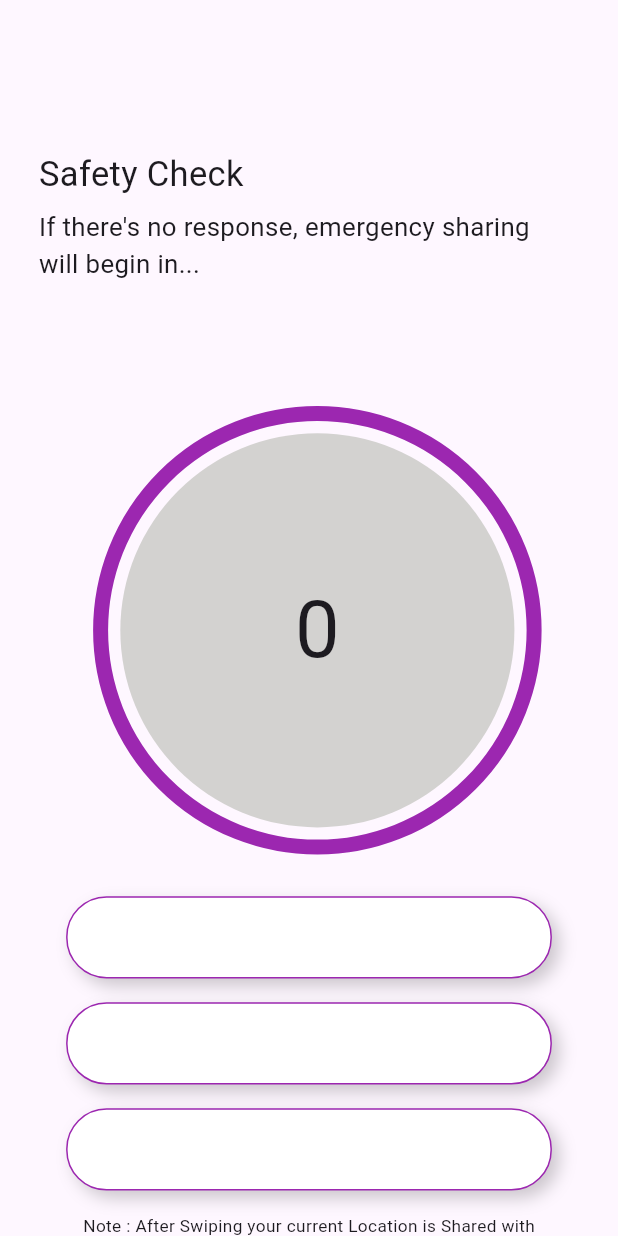
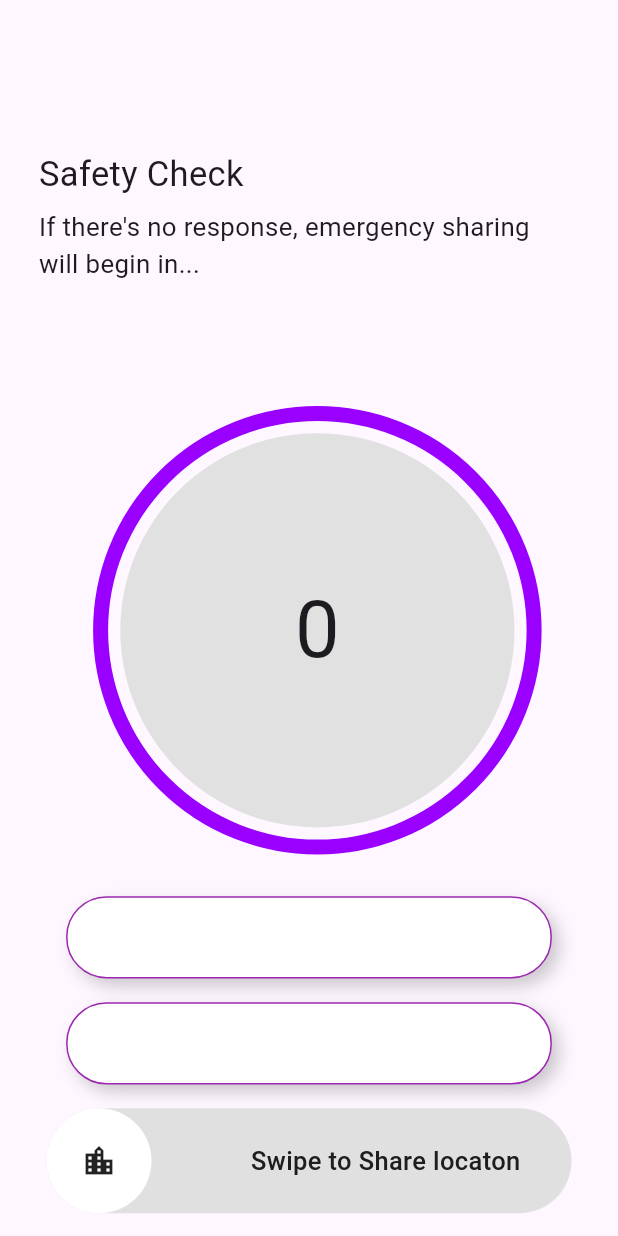
Before and after one commit to devsayyedmohammad/project, a Flutter app: the screen it shows after launch, on a phone screen of 412 x 824 dp. Run offline on Flutter 3.47's test engine with Material 3 defaults, Android fonts, the phone set to English and light mode, and no system bars; drawn by our look-alikes of circular_countdown_timer, slider_button; our stand-ins replace flutter_screenutil; Roboto replaces fonts that are missing (assets/fonts/Poppins-Regular.ttf).

Commit message:
privious change

```diff
--- a/lib/consts/colorpallets.dart
+++ b/lib/consts/colorpallets.dart
@@ -1,6 +1,40 @@
+import 'dart:math';
+
 import 'package:flutter/material.dart';
 
 class Colorpallets {
-  static Color lightpurple = Color(0xffE6D6F8);
+  static Color lightpurple = Color(0xffD8B9FF);
   static Color black = Color(0xff000000);
+  static Color countdownbg = Color(0xffE1E1E1);
+  static Color backgroundforcountdownring = Color.fromARGB(255, 153, 0, 255);
+
+  static Gradient circularcountdowncolor = SweepGradient(
+    startAngle: pi / 4,
+    colors: [
+      Colors.green,
+      Colors.yellow,
+      Colors.yellow,
+      Colors.yellow,
+      Colors.yellow,
+      Colors.yellow,
+      Colors.yellow,
+      Colors.yellow,
+      Colors.yellow,
+      const Color.fromARGB(255, 237, 20, 5),
+      const Color.fromARGB(255, 237, 20, 5),
+      const Color.fromARGB(255, 237, 20, 5),
+      const Color.fromARGB(255, 237, 20, 5),
+      const Color.fromARGB(255, 237, 20, 5),
+      const Color.fromARGB(255, 237, 20, 5),
+      const Color.fromARGB(255, 237, 20, 5),
+      Colors.green,
+      Colors.green,
+      Colors.green,
+      Colors.green,
+      Colors.green,
+      Colors.green,
+      Colors.green,
+      // Colors.blue
+    ],
+  );
 }
--- a/lib/views/sos_screens/sos_screens.dart
+++ b/lib/views/sos_screens/sos_screens.dart
@@ -4,8 +4,10 @@ import 'package:circular_countdown_timer/circular_countdown_timer.dart';
 import 'package:flutter/material.dart';
 import 'package:flutter/services.dart';
 import 'package:flutter_screenutil/flutter_screenutil.dart';
+import 'package:humansafety/consts/colorpallets.dart';
 import 'package:humansafety/consts/typo.dart';
 import 'package:humansafety/extentions/extention_on_num.dart';
+import 'package:slider_button/slider_button.dart';
 
 class SosScreens extends StatelessWidget {
   const SosScreens({super.key});
@@ -42,44 +44,16 @@ class SosScreens extends StatelessWidget {
                 70.widthbox,
                 Container(
                   child: CircularCountDownTimer(
-                      backgroundColor: const Color.fromARGB(255, 211, 210, 208),
+                      backgroundColor: Colorpallets.countdownbg,
                       width: 289,
                       strokeWidth: 10,
                       strokeCap: StrokeCap.round,
                       height: 289,
-                      duration: 5,
+                      duration: 10,
                       textStyle: TextStyle(fontSize: 53),
                       fillColor: const Color.fromARGB(255, 0, 0, 0),
-                      fillGradient: SweepGradient(
-                        startAngle: pi / 4,
-                        colors: [
-                          Colors.green,
-                          Colors.yellow,
-                          Colors.yellow,
-                          Colors.yellow,
-                          Colors.yellow,
-                          Colors.yellow,
-                          Colors.yellow,
-                          Colors.yellow,
-                          Colors.yellow,
-                          const Color.fromARGB(255, 237, 20, 5),
-                          const Color.fromARGB(255, 237, 20, 5),
-                          const Color.fromARGB(255, 237, 20, 5),
-                          const Color.fromARGB(255, 237, 20, 5),
-                          const Color.fromARGB(255, 237, 20, 5),
-                          const Color.fromARGB(255, 237, 20, 5),
-                          const Color.fromARGB(255, 237, 20, 5),
-                          Colors.green,
-                          Colors.green,
-                          Colors.green,
-                          Colors.green,
-                          Colors.green,
-                          Colors.green,
-                          Colors.green,
-                          // Colors.blue
-                        ],
-                      ),
-                      ringColor: Colors.purple),
+                      fillGradient: Colorpallets.circularcountdowncolor,
+                      ringColor: Colorpallets.backgroundforcountdownring),
                 ),
               ],
             ),
@@ -129,20 +103,21 @@ class SosScreens extends StatelessWidget {
             Row(
               mainAxisAlignment: MainAxisAlignment.center,
               children: [
-                Container(
-                  height: 62.h,
-                  width: 338.w,
-                  decoration: BoxDecoration(
-                      color: Color(0xffffffff),
-                      border: Border.all(color: Colors.purple),
-                      boxShadow: [
-                        BoxShadow(
-                          color: Colors.black.withOpacity(0.2),
-                          blurRadius: 10.r,
-                          offset: Offset(5, 5),
-                        ),
-                      ],
-                      borderRadius: BorderRadius.circular(30.5.r)),
+                SizedBox(
+                  width: 350,
+                  child: SliderButton(
+                      action: () async {
+                        ///Do something here OnSlide
+                        return true;
+                      },
+                      label: Text(
+                        "Swipe to Share locaton",
+                        style: TextStyle(
+                            color: Color(0xff4a4a4a),
+                            fontWeight: FontWeight.w500,
+                            fontSize: 17),
+                      ),
+                      icon: Icon(Icons.location_city)),
                 ),
               ],
             ),
--- a/pubspec.yaml
+++ b/pubspec.yaml
@@ -36,6 +36,7 @@ dependencies:
   cupertino_icons: ^1.0.8
   flutter_screenutil: ^5.9.3
   circular_countdown_timer: ^0.2.4
+  slider_button: ^2.1.0
 
 dev_dependencies:
   flutter_test:
```
Also changed, not shown: pubspec.lock, 10 other files.
